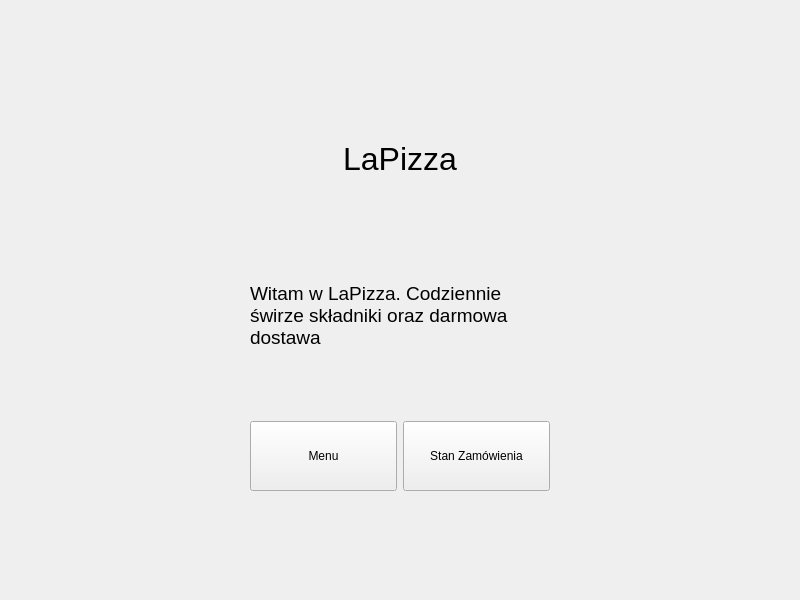
Before: the Qt Designer form mainwindow.ui in KrzysztofBuda/LaPizza, drawn with Qt 5.
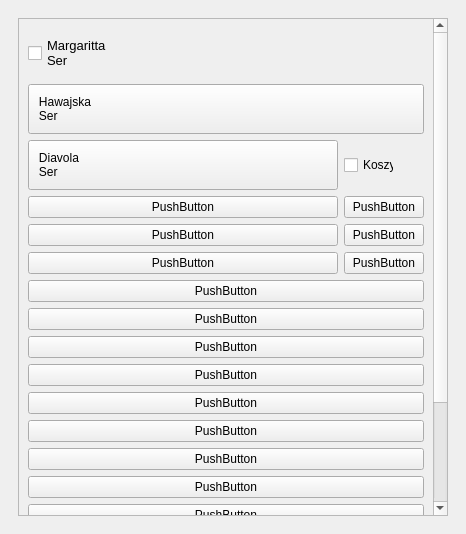
After: the same form once the commit is applied. The open tabs and pages were chosen to show the change.

Diff of the .ui file:
```diff
--- a/mainwindow.ui
+++ b/mainwindow.ui
@@ -6,8 +6,8 @@
    <rect>
     <x>0</x>
     <y>0</y>
-    <width>800</width>
-    <height>600</height>
+    <width>466</width>
+    <height>534</height>
    </rect>
   </property>
   <property name="windowTitle">
@@ -122,7 +122,287 @@
        </layout>
       </widget>
       <widget class="QWidget" name="stanZamowienia"/>
-      <widget class="QWidget" name="page_2"/>
+      <widget class="QWidget" name="menu">
+       <layout class="QFormLayout" name="formLayout">
+        <item row="0" column="0" colspan="2">
+         <widget class="QScrollArea" name="scrollArea">
+          <property name="verticalScrollBarPolicy">
+           <enum>Qt::ScrollBarAlwaysOn</enum>
+          </property>
+          <property name="horizontalScrollBarPolicy">
+           <enum>Qt::ScrollBarAlwaysOff</enum>
+          </property>
+          <property name="widgetResizable">
+           <bool>true</bool>
+          </property>
+          <widget class="QWidget" name="scrollAreaWidgetContents">
+           <property name="geometry">
+            <rect>
+             <x>0</x>
+             <y>0</y>
+             <width>426</width>
+             <height>750</height>
+            </rect>
+           </property>
+           <layout class="QGridLayout" name="gridLayout_3">
+            <item row="0" column="0">
+             <layout class="QVBoxLayout" name="verticalLayout">
+              <item>
+               <widget class="QCheckBox" name="checkBox_3">
+                <property name="minimumSize">
+                 <size>
+                  <width>0</width>
+                  <height>50</height>
+                 </size>
+                </property>
+                <property name="font">
+                 <font>
+                  <pointsize>10</pointsize>
+                  <weight>50</weight>
+                  <italic>false</italic>
+                  <bold>false</bold>
+                 </font>
+                </property>
+                <property name="contextMenuPolicy">
+                 <enum>Qt::NoContextMenu</enum>
+                </property>
+                <property name="whatsThis">
+                 <string/>
+                </property>
+                <property name="layoutDirection">
+                 <enum>Qt::LeftToRight</enum>
+                </property>
+                <property name="styleSheet">
+                 <string notr="true"/>
+                </property>
+                <property name="inputMethodHints">
+                 <set>Qt::ImhNone</set>
+                </property>
+                <property name="text">
+                 <string>Margaritta
+Ser</string>
+                </property>
+                <property name="checked">
+                 <bool>false</bool>
+                </property>
+                <property name="tristate">
+                 <bool>false</bool>
+                </property>
+               </widget>
+              </item>
+              <item>
+               <widget class="QPushButton" name="pushButton_9">
+                <property name="sizePolicy">
+                 <sizepolicy hsizetype="Minimum" vsizetype="Fixed">
+                  <horstretch>0</horstretch>
+                  <verstretch>0</verstretch>
+                 </sizepolicy>
+                </property>
+                <property name="minimumSize">
+                 <size>
+                  <width>375</width>
+                  <height>50</height>
+                 </size>
+                </property>
+                <property name="focusPolicy">
+                 <enum>Qt::StrongFocus</enum>
+                </property>
+                <property name="layoutDirection">
+                 <enum>Qt::LeftToRight</enum>
+                </property>
+                <property name="autoFillBackground">
+                 <bool>false</bool>
+                </property>
+                <property name="styleSheet">
+                 <string notr="true">text-align: left;</string>
+                </property>
+                <property name="inputMethodHints">
+                 <set>Qt::ImhNone</set>
+                </property>
+                <property name="text">
+                 <string>   Hawajska
+   Ser</string>
+                </property>
+               </widget>
+              </item>
+              <item>
+               <layout class="QGridLayout" name="gridLayout_6">
+                <item row="0" column="0">
+                 <widget class="QPushButton" name="pushButton_14">
+                  <property name="minimumSize">
+                   <size>
+                    <width>300</width>
+                    <height>50</height>
+                   </size>
+                  </property>
+                  <property name="styleSheet">
+                   <string notr="true">text-align: left;</string>
+                  </property>
+                  <property name="text">
+                   <string>   Diavola
+   Ser</string>
+                  </property>
+                 </widget>
+                </item>
+                <item row="0" column="1">
+                 <widget class="QCheckBox" name="checkBox_18">
+                  <property name="maximumSize">
+                   <size>
+                    <width>50</width>
+                    <height>16777215</height>
+                   </size>
+                  </property>
+                  <property name="accessibleName">
+                   <string>0</string>
+                  </property>
+                  <property name="text">
+                   <string>Koszyk</string>
+                  </property>
+                 </widget>
+                </item>
+                <item row="1" column="0">
+                 <widget class="QPushButton" name="pushButton_3">
+                  <property name="text">
+                   <string>PushButton</string>
+                  </property>
+                 </widget>
+                </item>
+                <item row="1" column="1">
+                 <widget class="QPushButton" name="pushButton_19">
+                  <property name="text">
+                   <string>PushButton</string>
+                  </property>
+                 </widget>
+                </item>
+                <item row="2" column="0">
+                 <widget class="QPushButton" name="pushButton_17">
+                  <property name="text">
+                   <string>PushButton</string>
+                  </property>
+                 </widget>
+                </item>
+                <item row="2" column="1">
+                 <widget class="QPushButton" name="pushButton_13">
+                  <property name="text">
+                   <string>PushButton</string>
+                  </property>
+                 </widget>
+                </item>
+                <item row="3" column="0">
+                 <widget class="QPushButton" name="pushButton_16">
+                  <property name="text">
+                   <string>PushButton</string>
+                  </property>
+                 </widget>
+                </item>
+                <item row="3" column="1">
+                 <widget class="QPushButton" name="pushButton_12">
+                  <property name="text">
+                   <string>PushButton</string>
+                  </property>
+                 </widget>
+                </item>
+               </layout>
+              </item>
+              <item>
+               <widget class="QPushButton" name="pushButton_15">
+                <property name="text">
+                 <string>PushButton</string>
+                </property>
+               </widget>
+              </item>
+              <item>
+               <widget class="QPushButton" name="pushButton_11">
+                <property name="text">
+                 <string>PushButton</string>
+                </property>
+               </widget>
+              </item>
+              <item>
+               <widget class="QPushButton" name="pushButton_10">
+                <property name="text">
+                 <string>PushButton</string>
+                </property>
+               </widget>
+              </item>
+              <item>
+               <widget class="QPushButton" name="pushButton_21">
+                <property name="text">
+                 <string>PushButton</string>
+                </property>
+               </widget>
+              </item>
+              <item>
+               <widget class="QPushButton" name="pushButton_23">
+                <property name="text">
+                 <string>PushButton</string>
+                </property>
+               </widget>
+              </item>
+              <item>
+               <widget class="QPushButton" name="pushButton_22">
+                <property name="text">
+                 <string>PushButton</string>
+                </property>
+               </widget>
+              </item>
+              <item>
+               <widget class="QPushButton" name="pushButton_7">
+                <property name="text">
+                 <string>PushButton</string>
+                </property>
+               </widget>
+              </item>
+              <item>
+               <widget class="QPushButton" name="pushButton_20">
+                <property name="text">
+                 <string>PushButton</string>
+                </property>
+               </widget>
+              </item>
+              <item>
+               <widget class="QPushButton" name="pushButton_6">
+                <property name="text">
+                 <string>PushButton</string>
+                </property>
+               </widget>
+              </item>
+              <item>
+               <widget class="QPushButton" name="pushButton_18">
+                <property name="text">
+                 <string>PushButton</string>
+                </property>
+               </widget>
+              </item>
+              <item>
+               <widget class="QPushButton" name="pushButton_8">
+                <property name="text">
+                 <string>PushButton</string>
+                </property>
+               </widget>
+              </item>
+              <item>
+               <widget class="QPushButton" name="pushButton_5">
+                <property name="text">
+                 <string>PushButton</string>
+                </property>
+               </widget>
+              </item>
+              <item>
+               <widget class="QPushButton" name="pushButton_4">
+                <property name="text">
+                 <string>PushButton</string>
+                </property>
+               </widget>
+              </item>
+             </layout>
+            </item>
+           </layout>
+          </widget>
+         </widget>
+        </item>
+       </layout>
+      </widget>
       <widget class="QWidget" name="page_3"/>
       <widget class="QWidget" name="page_4"/>
       <widget class="QWidget" name="page_5"/>
```
